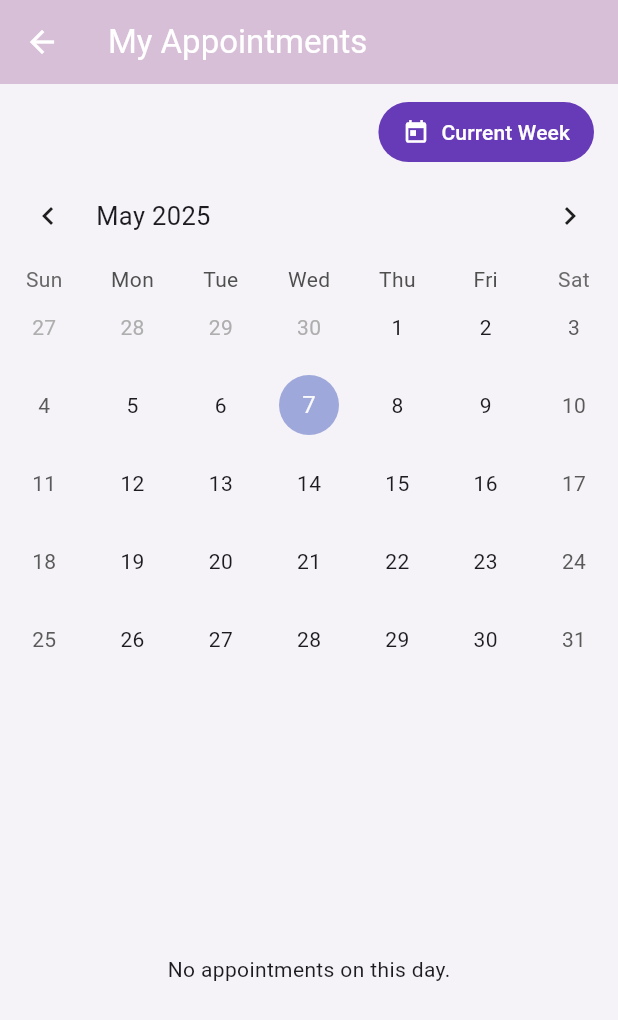
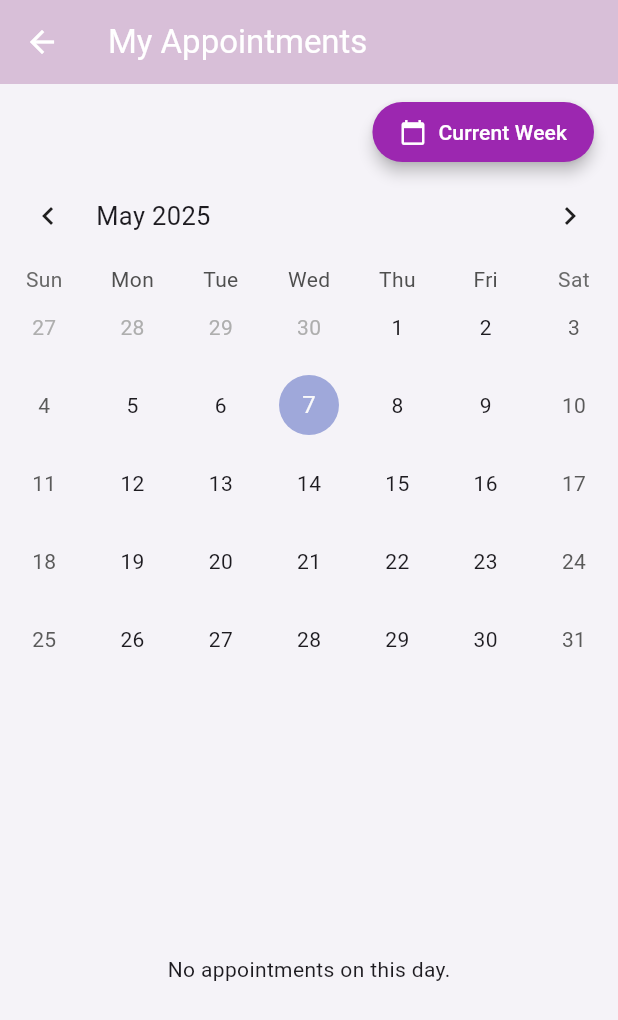
Before and after one commit to Ba-jx/safespace, a Flutter app: the PatientAppointmentCalendar screen opened by its route, on a phone screen of 412 x 824 dp. Shown: the top 1020 px of the screen. Run offline on Flutter 3.47's test engine with Material 3 defaults, Android fonts, the phone set to English and light mode, and no system bars; drawn by our look-alikes of table_calendar; our stand-ins replace cloud_firestore, firebase_auth, firebase_core; accounts and stored records are empty.

Commit message:
Update appointment_list_screen.dart

```diff
--- a/lib/screens/appointment_list_screen.dart
+++ b/lib/screens/appointment_list_screen.dart
@@ -73,26 +73,29 @@ class _PatientAppointmentCalendarState
             padding: const EdgeInsets.only(right: 16.0, top: 8),
             child: Align(
               alignment: Alignment.centerRight,
-              child: TextButton.icon(
-                style: TextButton.styleFrom(
-                  foregroundColor: Colors.white,
-                  backgroundColor: Colors.deepPurple,
-                  shape: RoundedRectangleBorder(
-                    borderRadius: BorderRadius.circular(30),
-                  ),
-                  padding:
-                      const EdgeInsets.symmetric(horizontal: 16, vertical: 8),
-                  elevation: 4,
-                ),
+              child: ElevatedButton.icon(
   onPressed: () {
     setState(() {
       _focusedDay = DateTime.now();
       _selectedDay = DateTime.now();
     });
   },
-                icon: const Icon(Icons.today, size: 18),
-                label: const Text('Current Week'),
+  style: ElevatedButton.styleFrom(
+    backgroundColor: Colors.purple,
+    foregroundColor: Colors.white,
+    padding: const EdgeInsets.symmetric(horizontal: 18, vertical: 10),
+    shape: RoundedRectangleBorder(
+      borderRadius: BorderRadius.circular(40),
     ),
+    elevation: 4,
+  ),
+  icon: const Icon(Icons.calendar_today, size: 18),
+  label: const Text(
+    'Current Week',
+    style: TextStyle(fontWeight: FontWeight.w500),
+  ),
+),
+
             ),
           ),
           TableCalendar(
```
Lines whose indentation alone changed are shown as unchanged.
